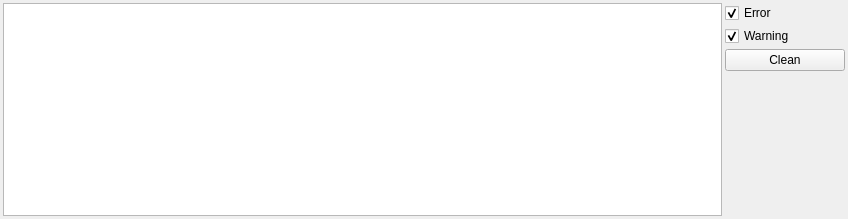
Before: the Qt Designer form editor/echo/Editor/UI/LogPanel/LogPanel.ui in timi-liuliang/echo, drawn with Qt 5.
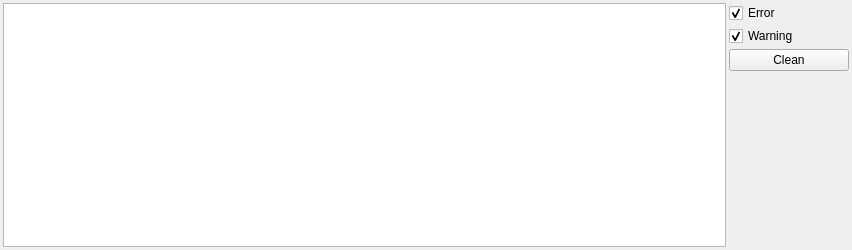
After: the same form once the commit is applied.

Diff of the .ui file:
```diff
--- a/editor/echo/Editor/UI/LogPanel/LogPanel.ui
+++ b/editor/echo/Editor/UI/LogPanel/LogPanel.ui
@@ -1,18 +1,19 @@
 <?xml version="1.0" encoding="UTF-8"?>
 <ui version="4.0">
  <class>LogPanel</class>
- <widget class="QWidget" name="LogPanel">
+ <widget class="QDockWidget" name="LogPanel">
   <property name="geometry">
    <rect>
     <x>0</x>
     <y>0</y>
-    <width>848</width>
-    <height>219</height>
+    <width>852</width>
+    <height>250</height>
    </rect>
   </property>
   <property name="windowTitle">
    <string>Log</string>
   </property>
+  <widget class="QWidget" name="dockWidgetContents">
   <layout class="QHBoxLayout" name="horizontalLayout">
    <property name="spacing">
     <number>3</number>
@@ -90,6 +91,7 @@
     </layout>
    </item>
   </layout>
+  </widget>
   <action name="m_actionCopyContent">
    <property name="text">
     <string>Copy</string>
```
Left out of the diff: 6 changed lines with no effect on the pictures. Lines whose indentation alone changed are shown as unchanged.
